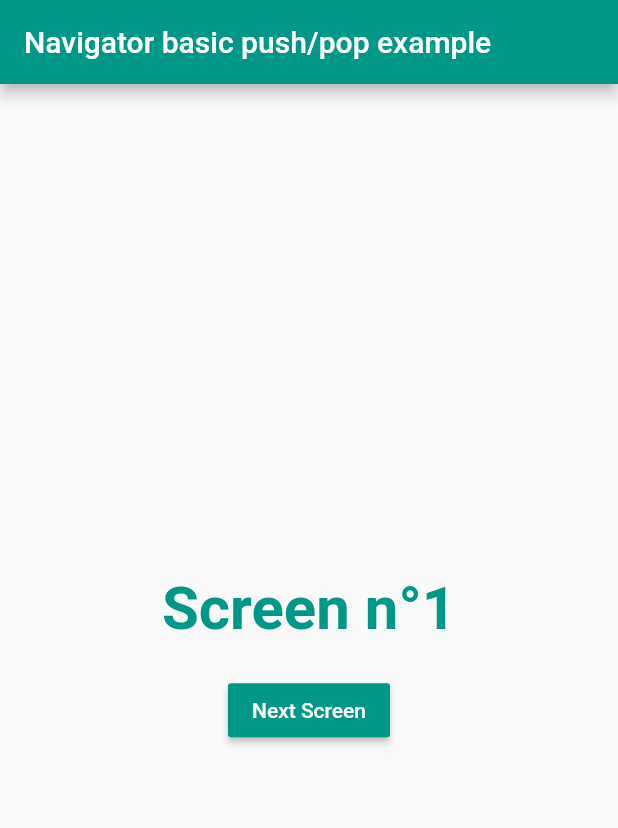
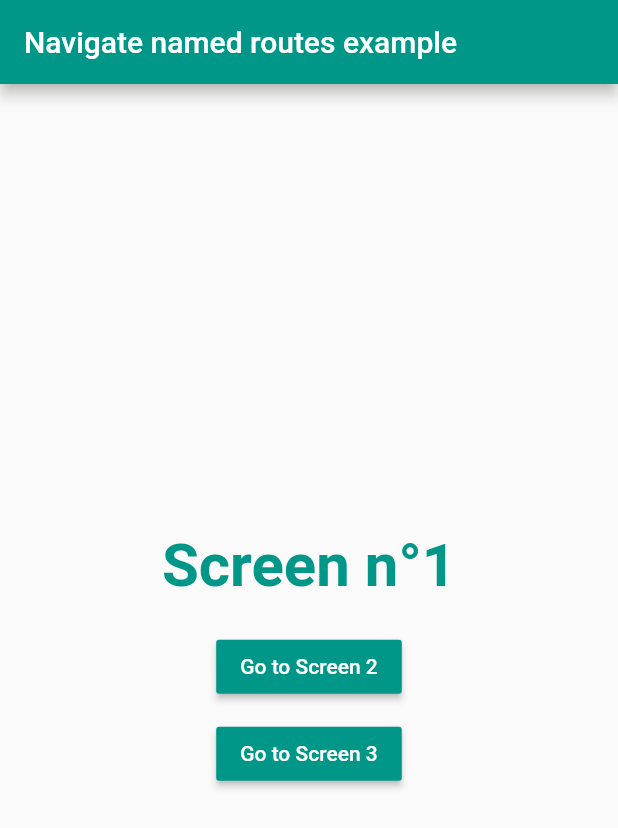
Before and after one commit to houcem-h/dsi3_navigate_named_routes, a Flutter app: the screen it shows after launch, on a phone screen of 412 x 824 dp. Shown: the top 828 px of the screen. Run offline on Flutter 3.47's test engine with Material 2 defaults, Android fonts, the phone set to English and light mode, and no system bars.

Commit message:
navigate named routes: end code

```diff
--- a/lib/third_page.dart
+++ b/lib/first_screen.dart
@@ -1,7 +1,9 @@
 import 'package:flutter/material.dart';
 
-class MyThirdScreen extends StatelessWidget {
-  const MyThirdScreen({Key? key, required this.title}) : super(key: key);
+import './second_screen.dart';
+
+class MyFirstScreen extends StatelessWidget {
+  const MyFirstScreen({Key? key, required this.title}) : super(key: key);
 
   final String title;
 
@@ -17,7 +19,7 @@ class MyThirdScreen extends StatelessWidget {
           mainAxisAlignment: MainAxisAlignment.center,
           children: <Widget>[
             const Text(
-              "Screen n°2",
+              "Screen n°1",
               style: TextStyle(
                 fontWeight: FontWeight.bold,
                 fontSize: 40,
@@ -26,12 +28,19 @@ class MyThirdScreen extends StatelessWidget {
             ),
             const Padding(padding: EdgeInsets.only(bottom: 20)),
             RaisedButton(
-              child: const Text("Previous Screen"),
+              child: const Text("Go to Screen 2"),
                 color: Colors.teal,
                 textColor: Colors.white,
                 onPressed: () {
-                  Navigator.pop(context);
-                  //Navigator.of(context).pop(); // alternative syntax
+                  Navigator.pushNamed(context, '/screen2');
+                }
+            ),const Padding(padding: EdgeInsets.only(bottom: 10)),
+            RaisedButton(
+                child: const Text("Go to Screen 3"),
+                color: Colors.teal,
+                textColor: Colors.white,
+                onPressed: () {
+                  Navigator.pushNamed(context, '/screen3');
                 }
             ),
           ],
--- a/lib/main.dart
+++ b/lib/main.dart
@@ -1,6 +1,8 @@
+import 'package:dsi3_navigate_named_routes/second_screen.dart';
+import 'package:dsi3_navigate_named_routes/third_screen.dart';
 import 'package:flutter/material.dart';
 
-import 'first_page.dart';
+import 'first_screen.dart';
 
 void main() {
   runApp(const MyApp());
@@ -17,7 +19,12 @@ class MyApp extends StatelessWidget {
       theme: ThemeData(
         primarySwatch: Colors.blue,
       ),
-      home: const MyFirstScreen(title: 'Navigator basic push/pop example'),
+      home: const MyFirstScreen(title: 'Navigate named routes example'),
+      routes: {
+        '/screen1': (BuildContext context) => const MyFirstScreen(title: "Screen 1"),
+        '/screen2': (BuildContext context) => const MySecondScreen(title: "Screen 2"),
+        '/screen3': (BuildContext context) => const MyThirdScreen(title: "Screen 3"),
+      },
     );
   }
 }
--- a/lib/second_page.dart
+++ b/lib/second_screen.dart
@@ -26,12 +26,19 @@ class MySecondScreen extends StatelessWidget {
             ),
             const Padding(padding: EdgeInsets.only(bottom: 20)),
             RaisedButton(
-              child: const Text("Previous Screen"),
+              child: const Text("Go to Screen 1"),
                 color: Colors.teal,
                 textColor: Colors.white,
                 onPressed: () {
-                  Navigator.pop(context);
-                  //Navigator.of(context).pop(); // alternative syntax
+                  Navigator.pushNamed(context, '/screen1');
+                }
+            ),const Padding(padding: EdgeInsets.only(bottom: 10)),
+            RaisedButton(
+              child: const Text("Go to Screen 3"),
+                color: Colors.teal,
+                textColor: Colors.white,
+                onPressed: () {
+                  Navigator.pushNamed(context, '/screen3');
                 }
             ),
           ],
--- a/lib/first_page.dart
+++ b/lib/third_screen.dart
@@ -1,9 +1,7 @@
 import 'package:flutter/material.dart';
 
-import './second_page.dart';
-
-class MyFirstScreen extends StatelessWidget {
-  const MyFirstScreen({Key? key, required this.title}) : super(key: key);
+class MyThirdScreen extends StatelessWidget {
+  const MyThirdScreen({Key? key, required this.title}) : super(key: key);
 
   final String title;
 
@@ -19,7 +17,7 @@ class MyFirstScreen extends StatelessWidget {
           mainAxisAlignment: MainAxisAlignment.center,
           children: <Widget>[
             const Text(
-              "Screen n°1",
+              "Screen n°3",
               style: TextStyle(
                 fontWeight: FontWeight.bold,
                 fontSize: 40,
@@ -28,16 +26,19 @@ class MyFirstScreen extends StatelessWidget {
             ),
             const Padding(padding: EdgeInsets.only(bottom: 20)),
             RaisedButton(
-              child: const Text("Next Screen"),
+              child: const Text("Go to Screen 1"),
                 color: Colors.teal,
                 textColor: Colors.white,
                 onPressed: () {
-                  Navigator.push(
-                    context,
-                    MaterialPageRoute(
-                        builder: (BuildContext context) => MySecondScreen(title: title)
-                    ),
-                  );
+                  Navigator.pushNamed(context, '/screen1');
+                }
+            ),const Padding(padding: EdgeInsets.only(bottom: 10)),
+            RaisedButton(
+              child: const Text("Go to Screen 2"),
+                color: Colors.teal,
+                textColor: Colors.white,
+                onPressed: () {
+                  Navigator.pushNamed(context, '/screen2');
                 }
             ),
           ],
```
